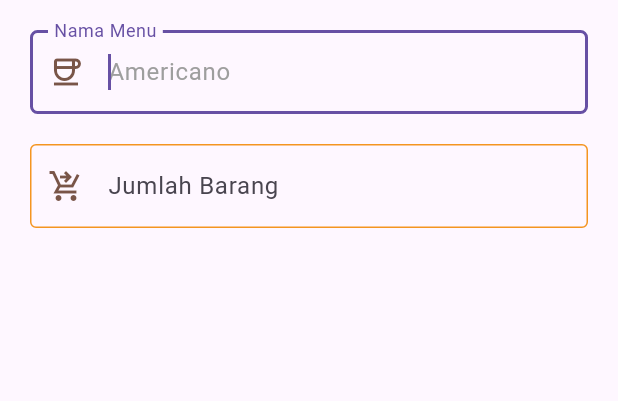
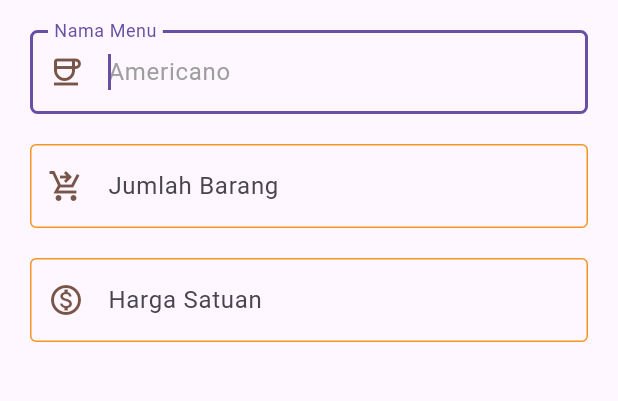
Before and after one commit to RIOKOWI/FoodG, a Flutter app: the screen it shows after launch, on a phone screen of 412 x 824 dp, the part 84-485 px from its top. Run offline on Flutter 3.47's test engine with Material 3 defaults, Android fonts, the phone set to English and light mode, and no system bars.

Commit message:
style: add textfield harga satuan

```diff
--- a/lib/pages/home_page.dart
+++ b/lib/pages/home_page.dart
@@ -113,6 +113,27 @@
                       ),
                     ),
                   ),
+                  SizedBox(height: 20,),
+                  TextField(
+                    keyboardType: TextInputType.number,
+                    decoration: InputDecoration(
+                      prefixIcon: Icon(
+                        Icons.monetization_on_outlined,
+                        color: Colors.brown,
+                      ),
+                      label: Text('Harga Satuan'),
+                      hintText: '15000',
+                      hintStyle: TextStyle(
+                        color: Colors.grey,
+                      ),
+                      border: OutlineInputBorder(
+                        borderRadius: BorderRadius.circular(5),
+                      ),
+                      enabledBorder: OutlineInputBorder(
+                        borderSide: BorderSide(color: Color.fromRGBO(244, 149, 33, 1))
+                      ),
+                    ),
+                  ),
                 ],
             ),
           ),
--- a/pubspec.yaml
+++ b/pubspec.yaml
@@ -59,7 +59,7 @@
 
   # To add assets to your application, add an assets section, like this:
   assets:
-    - assets/icons/
+    - assets/
 
 
   # An image asset can refer to one or more resolution-specific "variants", see
```
